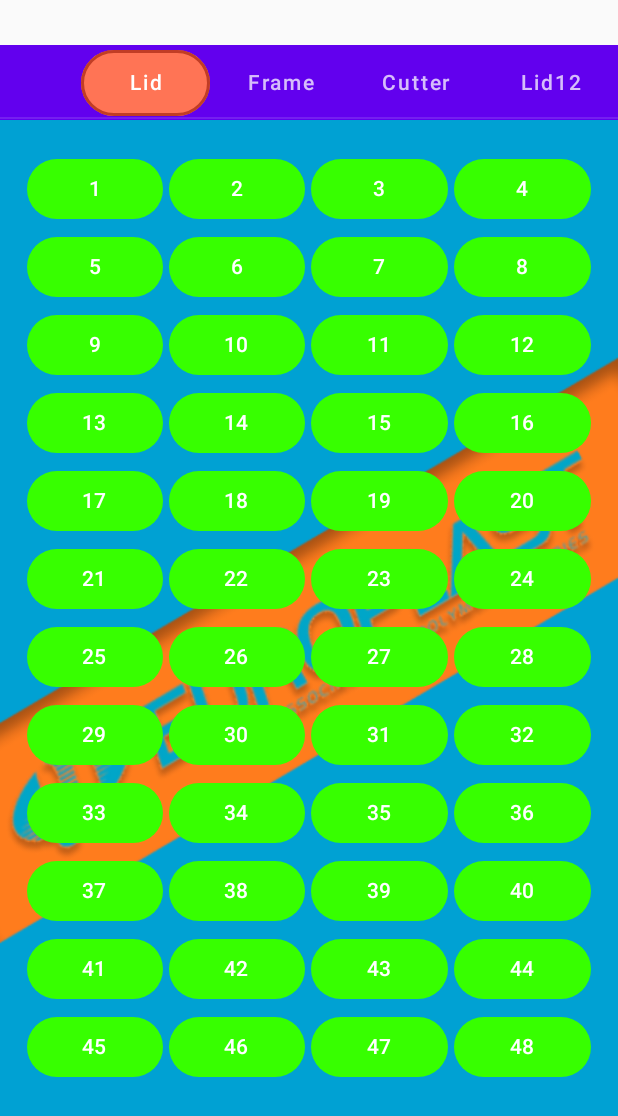
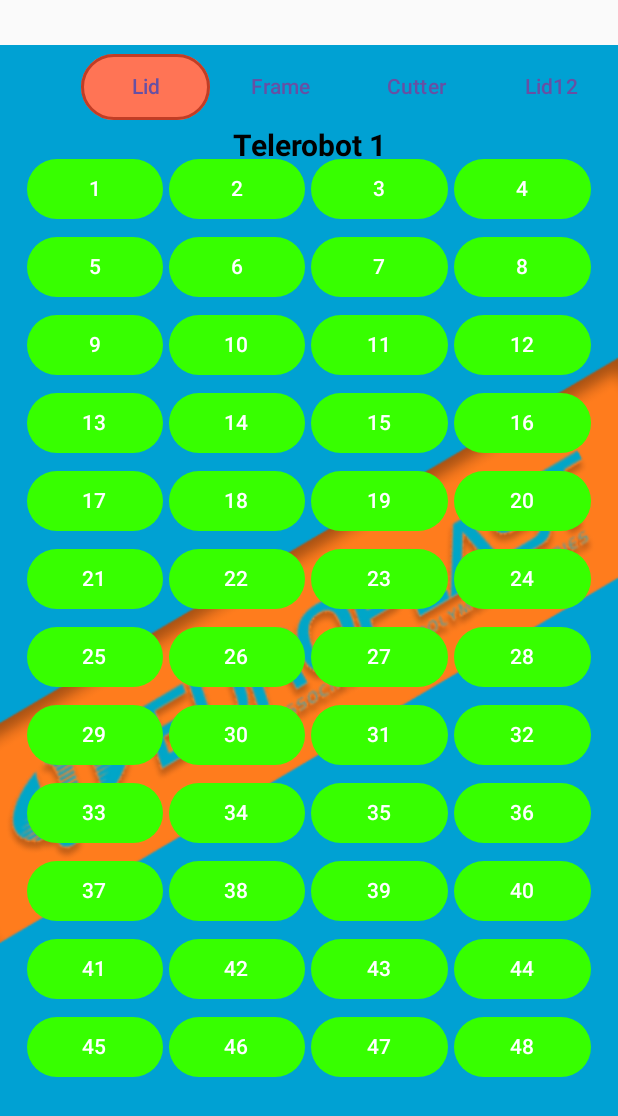
Before and after one commit to Yudin-num2/EuroplastTech, an Android app built with Jetpack Compose: the SocketScreen screen opened through its navigation route, on a phone screen of 412 x 824 dp. Shown: the top 1116 px of the screen. Run offline under Robolectric (Android 15) with nearby library versions, the phone set to English and light mode, and no system bars; our stand-ins replace accompanist.

Commit message:
Update ScrollableTabRow colors

```diff
--- a/app/src/main/java/ru/europlast/europlasttech/ScreensNavigation.kt
+++ b/app/src/main/java/ru/europlast/europlasttech/ScreensNavigation.kt
@@ -11,7 +11,7 @@ sealed class Screens(val route: String) {
     data object LoginScreen : Screens("login")
     data object MainScreen : Screens("main_screen")
     data object SocketsT01Screen : Screens("sockets_t01_screen")
-    data object SocketsT02_7_Screen : Screens("sockets_t02_7_screen/{machine_name}]")
+    data object SocketsT02_7_Screen : Screens("sockets_t02_7_screen/{machine_name}")
 }
 
 @OptIn(ExperimentalPagerApi::class)
--- a/app/src/main/java/ru/europlast/europlasttech/sockets/LidSockets48.kt
+++ b/app/src/main/java/ru/europlast/europlasttech/sockets/LidSockets48.kt
@@ -1,5 +1,6 @@
 package ru.europlast.europlasttech.sockets
 
+import androidx.compose.foundation.background
 import androidx.compose.foundation.layout.Arrangement
 import androidx.compose.foundation.layout.Column
 import androidx.compose.foundation.layout.Row
@@ -19,7 +20,6 @@ import androidx.compose.runtime.setValue
 import androidx.compose.ui.Alignment
 import androidx.compose.ui.Modifier
 import androidx.compose.ui.graphics.Color
-import androidx.compose.ui.res.colorResource
 import androidx.compose.ui.tooling.preview.Preview
 import androidx.compose.ui.unit.dp
 import androidx.lifecycle.viewmodel.compose.viewModel
@@ -40,7 +40,8 @@ fun LidSockets48() {
     Box(
         Modifier
             .fillMaxSize()
-            .padding(start = 16.dp, end = 16.dp, bottom = 30.dp),
+            .padding(start = 16.dp, end = 16.dp, bottom = 30.dp)
+            .background(color = Color.Transparent),
         contentAlignment = Alignment.Center
     ) {
         Column(
--- a/app/src/main/java/ru/europlast/europlasttech/sockets/SocketsScreen.kt
+++ b/app/src/main/java/ru/europlast/europlasttech/sockets/SocketsScreen.kt
@@ -1,7 +1,5 @@
 package ru.europlast.europlasttech.sockets
 
-import android.widget.Toast
-import android.widget.Toast.LENGTH_LONG
 import androidx.compose.animation.core.animateDp
 import androidx.compose.animation.core.spring
 import androidx.compose.animation.core.updateTransition
@@ -11,19 +9,22 @@ import androidx.compose.foundation.background
 import androidx.compose.foundation.border
 import androidx.compose.foundation.layout.*
 import androidx.compose.foundation.shape.RoundedCornerShape
-import androidx.compose.material.*
+import androidx.compose.material3.*
 import androidx.compose.runtime.Composable
 import androidx.compose.runtime.getValue
-import androidx.compose.runtime.rememberCoroutineScope
 import androidx.compose.ui.Alignment
 import androidx.compose.ui.Modifier
-import androidx.compose.ui.graphics.Color
+import ru.europlast.europlasttech.ui.theme.*
 import androidx.compose.ui.layout.ContentScale
 import androidx.compose.ui.res.painterResource
+import androidx.compose.ui.text.TextStyle
+import androidx.compose.ui.text.font.FontWeight
+import androidx.compose.ui.text.style.TextAlign
+import androidx.compose.ui.tooling.preview.Preview
 import androidx.compose.ui.unit.dp
+import androidx.compose.ui.unit.sp
 import androidx.compose.ui.zIndex
 import com.google.accompanist.pager.*
-import kotlinx.coroutines.launch
 import ru.europlast.europlasttech.R
 
 @OptIn(ExperimentalPagerApi::class)
@@ -33,13 +34,6 @@ fun SocketScreen(
     list: List<String>,
 ) {
     val pagerState = rememberPagerState()
-//    val defaultIndicator = @Composable { tabPositions: List<TabPosition> ->
-//        TabRowDefaults.Indicator(
-//            Modifier.pagerTabIndicatorOffset(pagerState, tabPositions)
-//        )
-//    }
-//    val coroutineScope = rememberCoroutineScope()
-
     val indicator = @Composable { tabPositions: List<TabPosition> ->
         CustomIndicator(tabPositions, pagerState)
     }
@@ -49,30 +43,29 @@ fun SocketScreen(
 
         ScrollableTabRow(
             modifier = Modifier
-                .height(50.dp),
+                .height(55.dp),
             selectedTabIndex = pagerState.currentPage,
-            indicator = indicator
+            indicator = indicator,
+            containerColor = EvpCyan,
         ) {
             list.forEachIndexed { index, title ->
                 Tab(
-                    modifier = Modifier.zIndex(6f),
+                    modifier = Modifier
+                        .zIndex(6f),
                     text = { Text(text = title) },
                     selected = pagerState.currentPage == index,
-                    onClick = {
-                              //coroutineScope.launch {
-                        //pagerState.animateScrollToPage(index)}
-                    },
+                    onClick = { },
                 )
             }
         }
-
         HorizontalPager(
             modifier = Modifier
                 .fillMaxWidth(),
             count = list.size,
             state = pagerState,
         ) { page ->
-            Box(Modifier.fillMaxSize()) {
+            Box(Modifier
+                .fillMaxSize(),) {
                 Image(
                     painter = painterResource(id = R.drawable.ic_background_img),
                     contentDescription = "background_img",
@@ -89,10 +82,21 @@ fun SocketScreen(
                     4 -> FrameSockets12()
                     5 -> CutterSockets12()
                 }
+                Text(
+                    text = machineName,
+                    style = TextStyle(
+                        textAlign = TextAlign.Center,
+                        fontSize = 20.sp,
+                        color = Black,
+                        fontWeight = FontWeight.Bold,
+                    ),
+                    modifier = Modifier
+                        .align(Alignment.TopCenter)
+                        .padding(top = 55.dp)
+                )
             }
         }
     }
-
 }
 
 @OptIn(ExperimentalPagerApi::class)
@@ -126,12 +130,18 @@ private fun CustomIndicator(tabPositions: List<TabPosition>, pagerState: PagerSt
     Box(
         Modifier
             .offset(x = indicatorStart)
-            .wrapContentSize(align = Alignment.BottomStart)
+            .wrapContentSize(align = Alignment.CenterStart)
             .width(indicatorEnd - indicatorStart)
             .padding(2.dp)
             .fillMaxSize()
-            .background(color = Color(0xFFFF7455), RoundedCornerShape(50))
-            .border(BorderStroke(2.dp, Color(0xFFC13D25)), RoundedCornerShape(50))
+            .background(color = SocketTabIndicatorBG, RoundedCornerShape(50))
+            .border(BorderStroke(2.dp, SocketTabIndicatorBorder), RoundedCornerShape(50))
             .zIndex(1f)
     )
 }
+
+@Composable
+@Preview
+fun previewSocketsScreen() {
+    SocketScreen(machineName = "Telerobot 2", list = listOf("Lid", "Frame", "Cutter"))
+}
--- a/app/src/main/java/ru/europlast/europlasttech/sockets/SocketsViewModel.kt
+++ b/app/src/main/java/ru/europlast/europlasttech/sockets/SocketsViewModel.kt
@@ -8,7 +8,6 @@ import kotlinx.coroutines.flow.StateFlow
 import kotlinx.coroutines.launch
 
 class SocketViewModel : ViewModel() {
-    // Хранение цветов для каждой кнопки на каждой странице
     private val _buttonColors = MutableStateFlow<Map<Int, Map<Int, Color>>>(emptyMap())
     val buttonColors: StateFlow<Map<Int, Map<Int, Color>>> = _buttonColors
 
--- a/app/src/main/java/ru/europlast/europlasttech/ui/theme/Color.kt
+++ b/app/src/main/java/ru/europlast/europlasttech/ui/theme/Color.kt
@@ -11,6 +11,10 @@ val PurpleGrey40 = Color(0xFF625b71)
 val Pink40 = Color(0xFF7D5260)
 val WhiteTransparent = Color(0xB3FFFFFF)
 val EvpCyan = Color(0xFF00A1D3)
+val Black = Color(0xFF000000)
+val SocketTabIndicatorBG = Color(0xFFFF7455)
+val SocketTabIndicatorBorder = Color(0xFFC13D25)
+
 // SwitchColors //
 val ThumbChecked = Color(0xFF11FF00)
 val TrackChecked = Color(0xFFA5FF93)
```
Also changed, not shown: app/src/main/java/ru/europlast/europlasttech/MainActivity.kt (+18 -6 lines), app/src/main/java/ru/europlast/europlasttech/sockets/CutterSockets12.kt (+38 -13 lines), app/src/main/java/ru/europlast/europlasttech/sockets/CutterSockets48.kt (+33 -7 lines), app/src/main/java/ru/europlast/europlasttech/sockets/FrameSockets12.kt (+38 -13 lines), app/src/main/java/ru/europlast/europlasttech/sockets/FrameSockets48.kt (+33 -7 lines), app/src/main/java/ru/europlast/europlasttech/sockets/LidSockets12.kt (+38 -13 lines).
